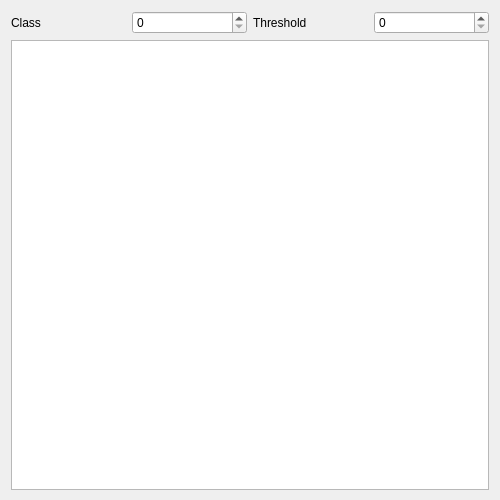
Old version of the form VisBboxUI.ui in the repository yotaseki/YLTestUI.
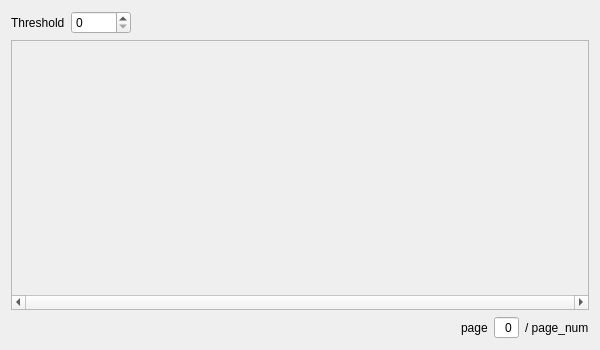
New version of the form.

Diff of the .ui file:
```diff
--- a/VisBboxUI.ui
+++ b/VisBboxUI.ui
@@ -6,14 +6,20 @@
    <rect>
     <x>0</x>
     <y>0</y>
-    <width>500</width>
-    <height>500</height>
+    <width>600</width>
+    <height>350</height>
    </rect>
   </property>
+  <property name="sizePolicy">
+   <sizepolicy hsizetype="Preferred" vsizetype="Fixed">
+    <horstretch>0</horstretch>
+    <verstretch>0</verstretch>
+   </sizepolicy>
+  </property>
   <property name="minimumSize">
    <size>
-    <width>500</width>
-    <height>500</height>
+    <width>600</width>
+    <height>350</height>
    </size>
   </property>
   <property name="windowTitle">
@@ -21,38 +27,126 @@
   </property>
   <layout class="QVBoxLayout" name="verticalLayout">
    <item>
-    <layout class="QHBoxLayout" name="horizontalLayout">
+    <layout class="QHBoxLayout" name="horizontalLayout_4">
      <item>
-      <widget class="QLabel" name="label">
-       <property name="text">
-        <string>Class</string>
-       </property>
-      </widget>
-     </item>
-     <item>
-      <widget class="QSpinBox" name="spinVisClass"/>
-     </item>
-     <item>
-      <widget class="QLabel" name="label_2">
-       <property name="text">
-        <string>Threshold</string>
-       </property>
-      </widget>
-     </item>
-     <item>
-      <widget class="QSpinBox" name="spinVisThreshold"/>
+      <layout class="QVBoxLayout" name="verticalLayout_2">
+       <item>
+        <layout class="QHBoxLayout" name="horizontalLayout">
+         <item>
+          <widget class="QLabel" name="label_2">
+           <property name="sizePolicy">
+            <sizepolicy hsizetype="Preferred" vsizetype="Fixed">
+             <horstretch>0</horstretch>
+             <verstretch>0</verstretch>
+            </sizepolicy>
+           </property>
+           <property name="maximumSize">
+            <size>
+             <width>16777215</width>
+             <height>30</height>
+            </size>
+           </property>
+           <property name="text">
+            <string>Threshold</string>
+           </property>
+          </widget>
+         </item>
+         <item>
+          <widget class="QSpinBox" name="spinVisThreshold">
+           <property name="minimumSize">
+            <size>
+             <width>60</width>
+             <height>0</height>
+            </size>
+           </property>
+           <property name="maximumSize">
+            <size>
+             <width>60</width>
+             <height>30</height>
+            </size>
+           </property>
+          </widget>
+         </item>
+         <item>
+          <spacer name="horizontalSpacer_2">
+           <property name="orientation">
+            <enum>Qt::Horizontal</enum>
+           </property>
+           <property name="sizeHint" stdset="0">
+            <size>
+             <width>40</width>
+             <height>20</height>
+            </size>
+           </property>
+          </spacer>
+         </item>
+        </layout>
+       </item>
+       <item>
+        <widget class="QScrollArea" name="scrollVisResults">
+         <property name="horizontalScrollBarPolicy">
+          <enum>Qt::ScrollBarAlwaysOn</enum>
+         </property>
+         <property name="widgetResizable">
+          <bool>true</bool>
+         </property>
+         <widget class="QWidget" name="scrollAreaWidgetContents">
+          <property name="geometry">
+           <rect>
+            <x>0</x>
+            <y>0</y>
+            <width>576</width>
+            <height>243</height>
+           </rect>
+          </property>
+          <layout class="QHBoxLayout" name="horizontalLayout_6"/>
+         </widget>
+        </widget>
+       </item>
+      </layout>
      </item>
     </layout>
    </item>
    <item>
-    <widget class="QGraphicsView" name="graphicsVisResults">
-     <property name="minimumSize">
-      <size>
-       <width>470</width>
-       <height>450</height>
-      </size>
-     </property>
-    </widget>
+    <layout class="QHBoxLayout" name="horizontalLayout_3">
+     <item>
+      <spacer name="horizontalSpacer">
+       <property name="orientation">
+        <enum>Qt::Horizontal</enum>
+       </property>
+       <property name="sizeHint" stdset="0">
+        <size>
+         <width>40</width>
+         <height>20</height>
+        </size>
+       </property>
+      </spacer>
+     </item>
+     <item>
+      <widget class="QLabel" name="label">
+       <property name="text">
+        <string>page</string>
+       </property>
+      </widget>
+     </item>
+     <item>
+      <widget class="QSpinBox" name="spinVisPage">
+       <property name="alignment">
+        <set>Qt::AlignRight|Qt::AlignTrailing|Qt::AlignVCenter</set>
+       </property>
+       <property name="buttonSymbols">
+        <enum>QAbstractSpinBox::NoButtons</enum>
+       </property>
+      </widget>
+     </item>
+     <item>
+      <widget class="QLabel" name="labelVisPageNum">
+       <property name="text">
+        <string>/ page_num</string>
+       </property>
+      </widget>
+     </item>
+    </layout>
    </item>
   </layout>
  </widget>
```
